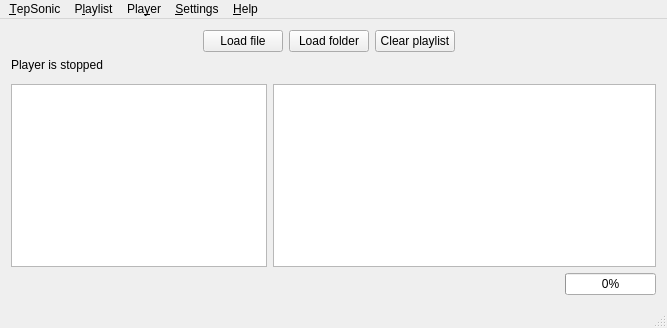
First picture: the form in mainwindow.ui, repository danvratil/TepSonic, before the edit.
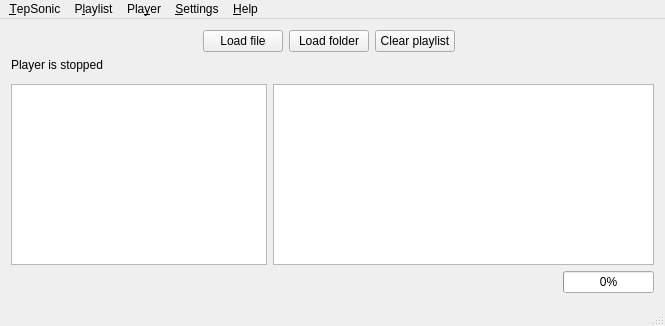
Second picture: the form after the edit. Icons and pictures are not drawn. Custom widgets are drawn as their Qt base class.

Commit message: Connect menu items' signals directly to slots and buttons signals to menu item's slots and extend tray meenu by Repeat and Random submenus

The edit to the form file:
```diff
--- a/mainwindow.ui
+++ b/mainwindow.ui
@@ -6,8 +6,8 @@
    <rect>
     <x>0</x>
     <y>0</y>
-    <width>667</width>
-    <height>328</height>
+    <width>665</width>
+    <height>326</height>
    </rect>
   </property>
   <property name="sizePolicy">
@@ -316,7 +316,7 @@
     <rect>
      <x>0</x>
      <y>0</y>
-     <width>667</width>
+     <width>665</width>
      <height>20</height>
     </rect>
    </property>
```
Left out of the diff: 44 changed lines with no effect on the pictures. The commit also changes 2 other files.
